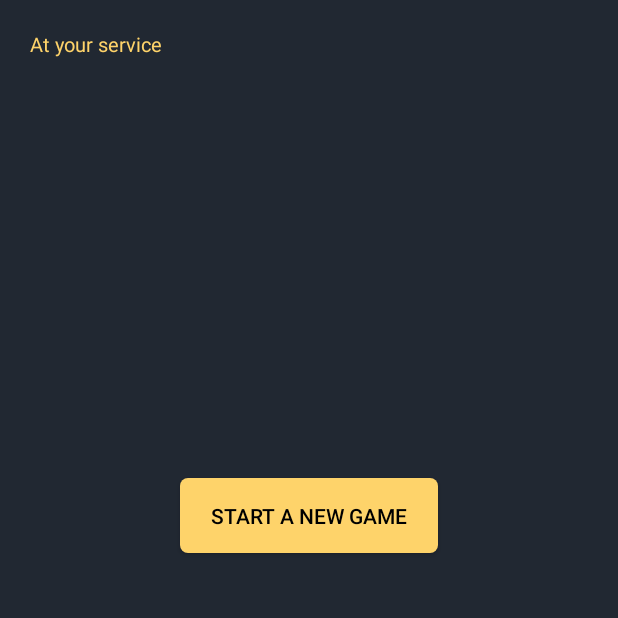
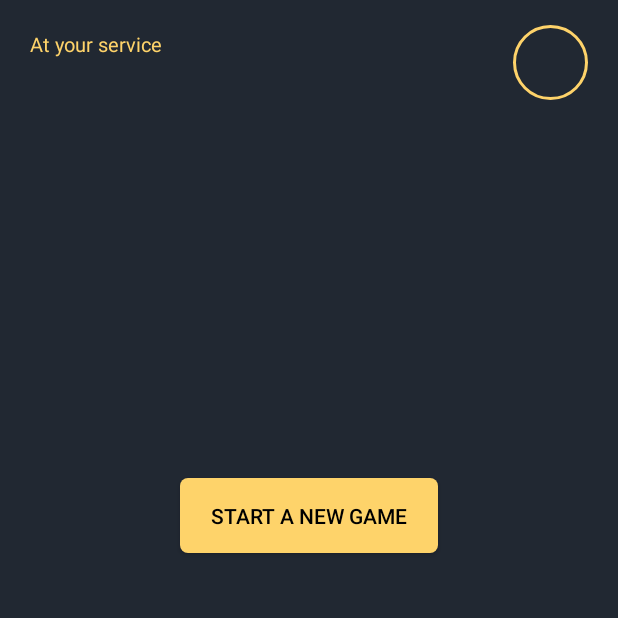
Before and after one commit to TarunSingh2002/Tic-Tac-Toe, an Android app: the MainActivity2 screen opened directly, with no data from a screen before it, on a phone screen of 412 x 824 dp, the top half of it. Run offline under Robolectric (Android 15) with nearby library versions, the phone set to English and light mode, and no system bars; our stand-ins replace Firebase (no records; nobody signed in at launch, a user with empty details on screens opened directly).

Commit message:
commit number 6-stable

```diff
--- a/app/src/main/res/layout/activity_main2.xml
+++ b/app/src/main/res/layout/activity_main2.xml
@@ -53,7 +53,8 @@
                         android:layout_width="50dp"
                         android:layout_height="50dp"
                         android:layout_gravity="center"
-
+                        android:scaleType="centerCrop"
+                        android:background="@drawable/circular_background"
                         android:id="@+id/imageViewAvatar"/>
                 </LinearLayout>
             </LinearLayout>
```
